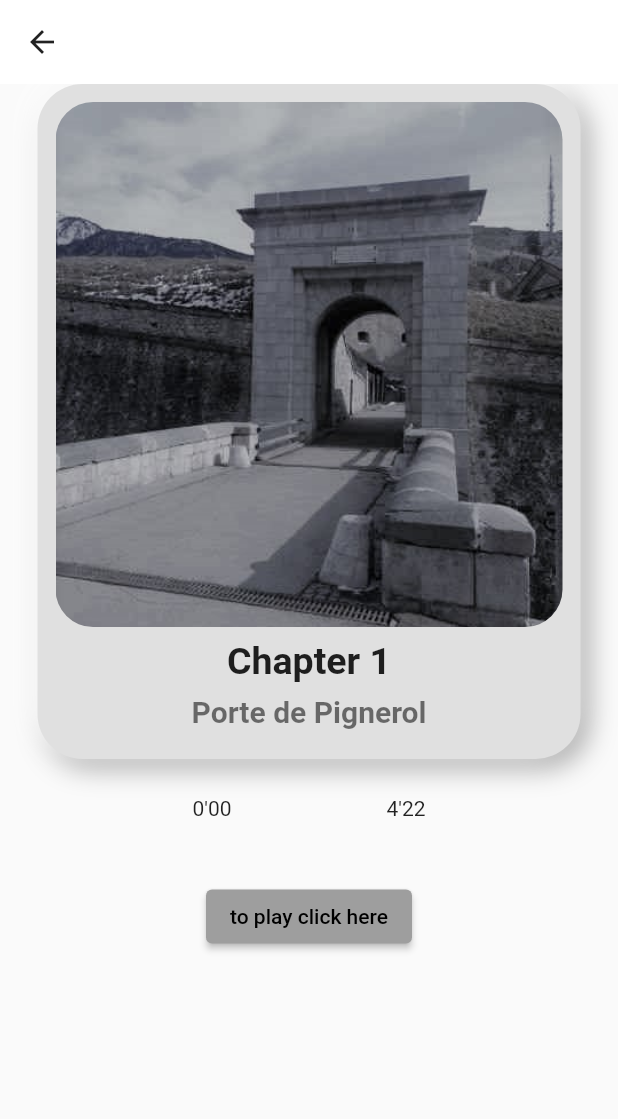
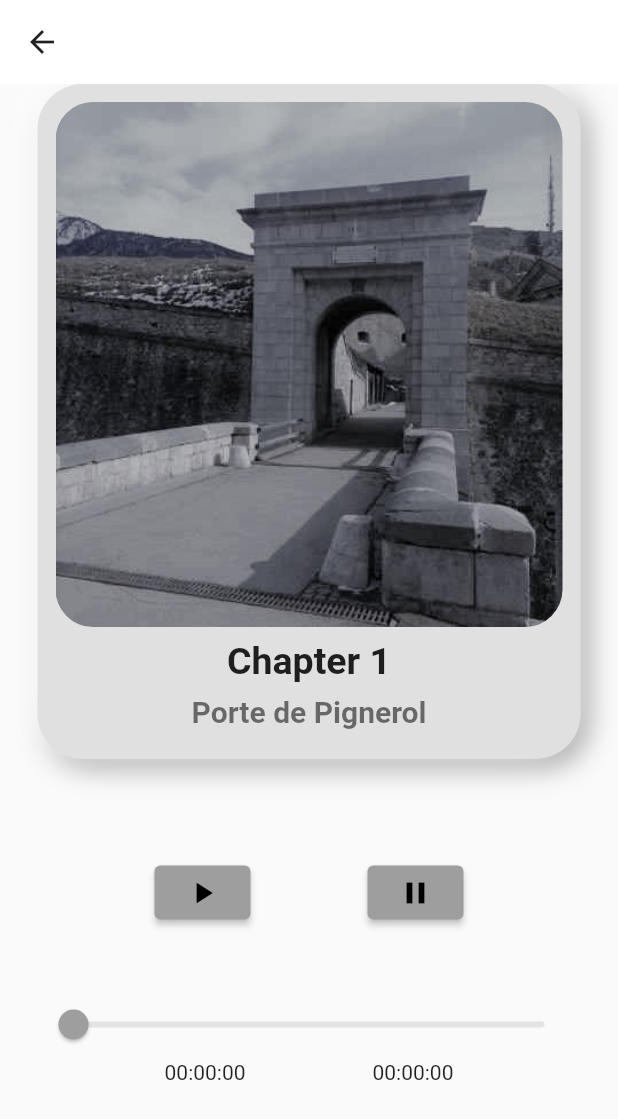
Before and after one commit to revyrob/briancon_fantomes_app, a Flutter app: the DetailsScreen screen opened directly with sample values from the repository, on a phone screen of 412 x 824 dp. Shown: the top 1119 px of the screen. Run offline on Flutter 3.47's test engine with Material 2 defaults, Android fonts, the phone set to English and light mode, and no system bars.

Commit message:
working on position of slider

```diff
--- a/lib/screens/details.dart
+++ b/lib/screens/details.dart
@@ -16,6 +16,42 @@ class DetailsScreen extends StatefulWidget {
 class _DetailsScreenState extends State<DetailsScreen> {
   //add audio player
   final player = AudioPlayer();
+  //add for the audio player so we can add slider and info
+  bool isPlaying = false;
+  //variable for duration
+  Duration duration = Duration.zero;
+  //variable for position
+  Duration position = Duration.zero;
+  //format time function
+  String formatTime(int seconds) {
+    return '${(Duration(seconds: seconds))}'.split('.')[0].padLeft(8, '0');
+  }
+
+  //initiate state for position
+  //**currently this is making the slider work?? */
+  @override
+  void initState() {
+    super.initState();
+
+    player.onPlayerStateChanged.listen((state) {
+      setState(() {
+        isPlaying = state == PlayerState.playing;
+      });
+    });
+
+    player.onDurationChanged.listen((newDuration) {
+      setState(() {
+        duration = newDuration;
+      });
+    });
+
+    player.onPositionChanged.listen((newPosition) {
+      setState(() {
+        duration = newPosition;
+      });
+    });
+  }
+
   @override
   Widget build(BuildContext context) {
     return Scaffold(
@@ -70,12 +106,6 @@ class _DetailsScreenState extends State<DetailsScreen> {
                 height: 25,
               ),
 
-              //Time lapse
-              Row(
-                mainAxisAlignment: MainAxisAlignment.spaceEvenly,
-                children: const [Text("0'00"), Text("4'22")],
-              ),
-
               //buttons for play and pause
               Padding(
                 padding: const EdgeInsets.symmetric(vertical: 24.0),
@@ -84,82 +114,43 @@ class _DetailsScreenState extends State<DetailsScreen> {
                     child: Row(
                       mainAxisAlignment: MainAxisAlignment.spaceEvenly,
                       children: [
-                        // Expanded(
-                        //     child: NeuBox(
-
-                        //         child: Icon(Icons.play_arrow, size: 32))),
                         ElevatedButton(
-                          onPressed: () async {
-                            await player.play(AssetSource(widget.data.audio));
-                          },
-                          child: const Text('to play click here'),
-                        ),
-                        // onPressed: () {
-                        //   played.play(
-                        //       AssetSource('audio/audioAng/Chpt1.mp3'));
-                        // },
-                        // child: const Icon(Icons.play_arrow))
+                            onPressed: () async {
+                              await player.play(AssetSource(widget.data.audio));
+                            },
+                            child: const Icon(Icons.play_arrow)),
+                        ElevatedButton(
+                            onPressed: () {
+                              player.pause();
+                            },
+                            child: const Icon(Icons.pause)),
                       ],
                     )),
-              )
+              ),
+
+              //Time lapse
+              Slider(
+                min: 0,
+                max: duration.inSeconds.toDouble(),
+                value: position.inSeconds.toDouble(),
+                onChanged: (value) {
+                  final position = Duration(seconds: value.toInt());
+                  player.seek(position);
+                  player.resume();
+                },
+              ),
+
+              //for the time stamp
+              Row(
+                mainAxisAlignment: MainAxisAlignment.spaceEvenly,
+                //use format time function add fill in the beginning and ending time
+                children: [
+                  Text(formatTime((duration - position).inSeconds)),
+                  Text(formatTime(position.inSeconds)),
+                ],
+              ),
             ],
           ),
-        ))
-        //Column(
-        //Image
-        //chapter and title
-        //info for playing using audio player
-        //play button and pause button for audio player
-        // children: <Widget>[
-        //   Padding(
-        //     padding: const EdgeInsets.only(bottom: 20),
-        //     child: Text(
-        //       widget.data.title,
-        //       style: const TextStyle(
-        //           color: Colors.black87,
-        //           fontSize: 25,
-        //           fontWeight: FontWeight.bold),
-        //     ),
-        //   ),
-        //   Expanded(
-        //       flex: 3,
-        //       child: Padding(
-        //         padding: const EdgeInsets.all(20.0),
-        //         child: Hero(
-        //           tag: widget.data.imageName,
-        //           child: Container(
-        //             decoration: BoxDecoration(
-        //                 color: Colors.white,
-        //                 borderRadius: BorderRadius.circular(30),
-        //                 image: DecorationImage(
-        //                     image: AssetImage(
-        //                       widget.data.imageName,
-        //                     ),
-        //                     fit: BoxFit.fill),
-        //                 boxShadow: const [
-        //                   BoxShadow(
-        //                       offset: Offset(0, 4),
-        //                       blurRadius: 4,
-        //                       color: Colors.black26)
-        //                 ]),
-        //           ),
-        //         ),
-        //       )),
-        //   Expanded(
-        //     flex: 1,
-        //     child: Padding(
-        //       padding: const EdgeInsets.only(bottom: 20),
-        //       child: Text(
-        //         widget.data.location,
-        //         style: const TextStyle(
-        //             color: Colors.black54,
-        //             fontSize: 24,
-        //             fontWeight: FontWeight.bold),
-        //       ),
-        //     ),
-        //   ),
-        // ],
-        //),
-        );
+        )));
   }
 }
```
Also changed, not shown: lib/models/models.dart (+8 -8 lines).
